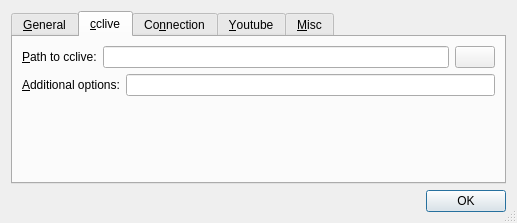
This is rc/prefsdlg.ui in guendto/abby as Qt 5 draws it before an edit. The edited form follows.
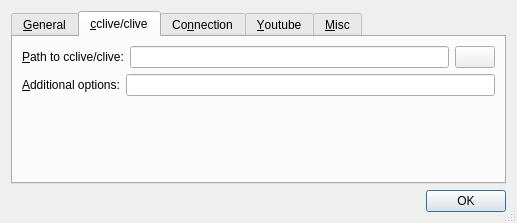
This is the edited form. The open tabs and pages were chosen to show the change. Icons and pictures are not drawn.

Commit message: Add support for clive.

The edit to the form file:
```diff
--- a/rc/prefsdlg.ui
+++ b/rc/prefsdlg.ui
@@ -166,7 +166,7 @@
      </widget>
      <widget class="QWidget" name="tab_5" >
       <attribute name="title" >
-       <string>&amp;cclive</string>
+       <string>&amp;cclive/clive</string>
       </attribute>
       <layout class="QGridLayout" name="gridLayout_7" >
        <item row="0" column="0" >
@@ -174,7 +174,7 @@
          <item>
           <widget class="QLabel" name="label_7" >
            <property name="text" >
-            <string>&amp;Path to cclive:</string>
+            <string>&amp;Path to cclive/clive:</string>
            </property>
            <property name="buddy" >
             <cstring>ccliveEdit</cstring>
```
Left out of the diff: 4 changed lines with no effect on the pictures. The commit also changes 4 other files.
